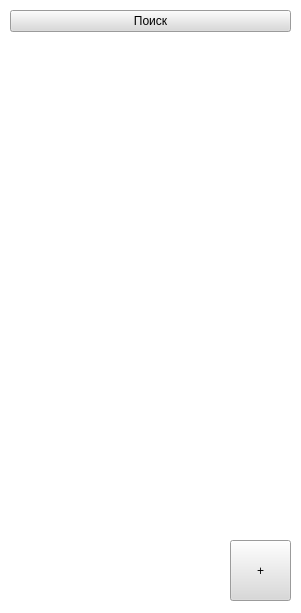
Qt form Main_window.ui (Dem1art/Project-PyQt5) before a commit.
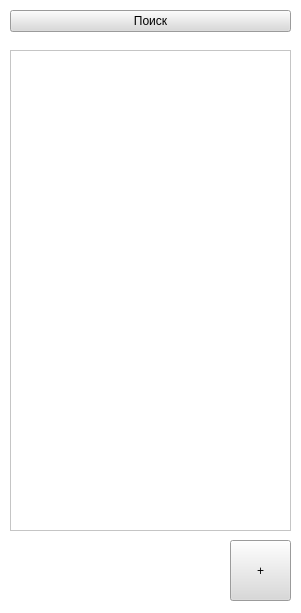
The same form after that commit.

Commit message: Кнопка добавления заметок c базой данных

What changed in the file:
```diff
--- a/Main_window.ui
+++ b/Main_window.ui
@@ -2,6 +2,14 @@
 <ui version="4.0">
  <class>MainWindow</class>
  <widget class="QMainWindow" name="MainWindow">
+  <property name="geometry">
+   <rect>
+    <x>0</x>
+    <y>0</y>
+    <width>301</width>
+    <height>613</height>
+   </rect>
+  </property>
   <property name="minimumSize">
    <size>
     <width>301</width>
@@ -105,6 +113,16 @@
      <string>+</string>
     </property>
    </widget>
+   <widget class="QListView" name="list_of_notes">
+    <property name="geometry">
+     <rect>
+      <x>10</x>
+      <y>50</y>
+      <width>281</width>
+      <height>481</height>
+     </rect>
+    </property>
+   </widget>
   </widget>
  </widget>
  <resources/>
```
The commit also changes 2 other files.
